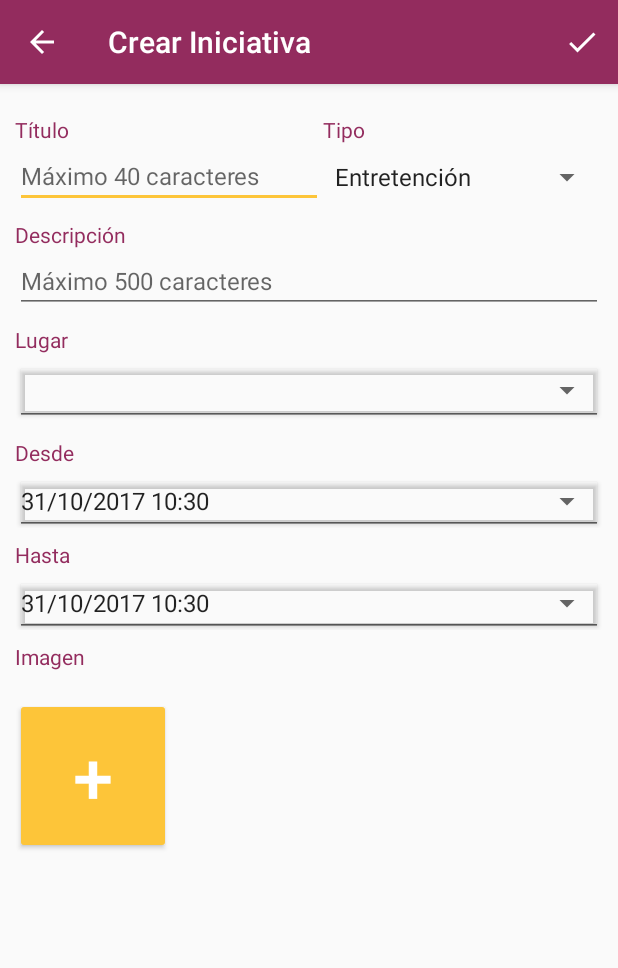
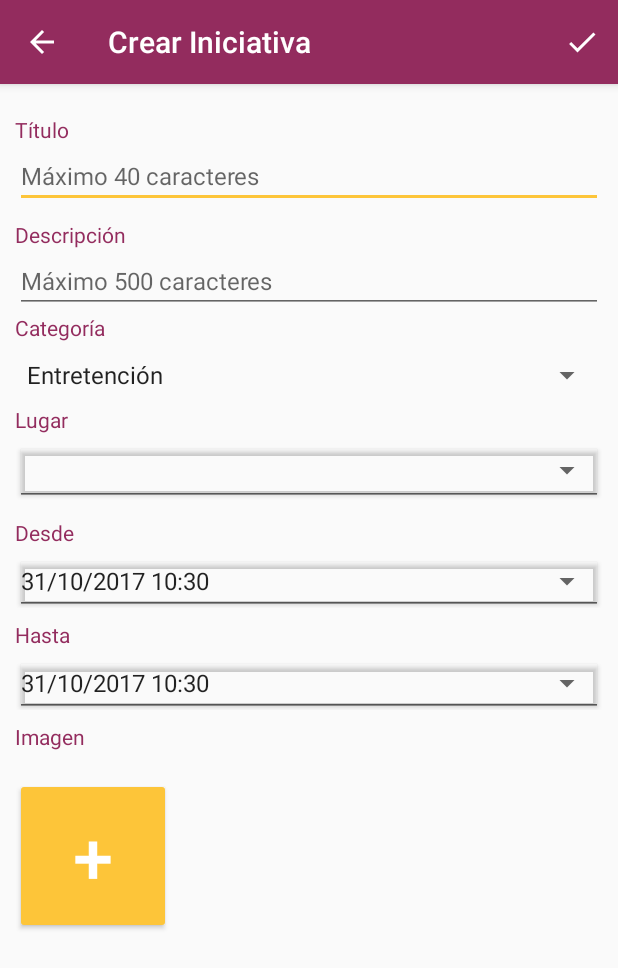
Before and after one commit to archidemus/kamal, an Android app: the CreateInitiativeActivity screen opened directly, with no data from a screen before it, on a phone screen of 412 x 824 dp. Shown: the top 968 px of the screen. Run offline under Robolectric (Android 15) with nearby library versions, the phone set to English and light mode, and no system bars; our stand-ins replace Firebase (no records; nobody signed in at launch, a user with empty details on screens opened directly), Picasso; libraries missing offline, so code that uses them is left out: com.github.jjobes.slidedatetimepicker, com.theartofdev.edmodo; pictures from the network do not load.

Commit message:
varios arreglos

```diff
--- a/app/src/main/java/com/byobdev/kamal/DescriptionFragment.java
+++ b/app/src/main/java/com/byobdev/kamal/DescriptionFragment.java
@@ -233,7 +233,7 @@ public class DescriptionFragment extends Fragment implements ListCommentFragment
                     else  if(estado.equals("0")){
                         Calificar.setVisibility(View.INVISIBLE);
                     }
-                    else if(distanceInMeters > 100){
+                    else if(distanceInMeters > 500){
                         Calificar.setVisibility(View.INVISIBLE);
                     }
                 } else {
--- a/app/src/main/res/layout/activity_create_initiative.xml
+++ b/app/src/main/res/layout/activity_create_initiative.xml
@@ -46,7 +46,7 @@
                 android:layout_weight="0.00">
 
                 <LinearLayout
-                    android:layout_width="205dp"
+                    android:layout_width="match_parent"
                     android:layout_height="wrap_content"
                     android:gravity="center"
                     android:orientation="vertical">
@@ -75,29 +75,7 @@
 
                 </LinearLayout>
 
-                <LinearLayout
-                    android:layout_width="match_parent"
-                    android:layout_height="wrap_content"
-                    android:orientation="vertical"
-                    android:weightSum="1">
 
-                    <TextView
-                        android:id="@+id/textView4"
-                        android:layout_width="match_parent"
-                        android:layout_height="wrap_content"
-                        android:text="Tipo"
-                        android:textColor="@color/Primary" />
-
-                    <Spinner
-                        android:id="@+id/spinner"
-                        android:layout_width="match_parent"
-                        android:layout_height="wrap_content"
-                        android:layout_marginTop="10dp"
-                        android:layout_weight="1.05"
-                        android:gravity="center"
-                        android:minWidth="120dp"
-                        android:transitionGroup="false" />
-                </LinearLayout>
             </LinearLayout>
 
 
@@ -118,7 +96,29 @@
                 android:inputType="textMultiLine"
                 android:maxLength="500"
                 android:textSize="16sp"/>
+            <LinearLayout
+                android:layout_width="match_parent"
+                android:layout_height="wrap_content"
+                android:orientation="vertical"
+                android:weightSum="1">
 
+                <TextView
+                    android:id="@+id/textView4"
+                    android:layout_width="match_parent"
+                    android:layout_height="wrap_content"
+                    android:text="Categoría"
+                    android:textColor="@color/Primary" />
+
+                <Spinner
+                    android:id="@+id/spinner"
+                    android:layout_width="match_parent"
+                    android:layout_height="wrap_content"
+                    android:layout_marginTop="10dp"
+                    android:layout_weight="1.05"
+                    android:gravity="center"
+                    android:minWidth="120dp"
+                    android:transitionGroup="false" />
+            </LinearLayout>
             <LinearLayout
                 android:layout_width="match_parent"
                 android:layout_height="wrap_content"
--- a/app/src/main/res/layout/main_category_filter.xml
+++ b/app/src/main/res/layout/main_category_filter.xml
@@ -23,7 +23,7 @@
             android:layout_height="wrap_content"
             android:layout_marginLeft="16dp"
             android:layout_marginBottom="5dp"
-            android:text="Iniciativas de categoria"
+            android:text="Filtrar por categoría"
             android:textColor="@color/Primary"
             android:layout_gravity="top"/>
     </RelativeLayout>
```
Also changed, not shown: app/src/main/java/com/byobdev/kamal/ListActivity.java (+13 -1 lines), app/src/main/res/drawable/ic_arrow_down.xml (added, +9 -0 lines), app/src/main/res/drawable/ic_arrow_up.xml (added, +9 -0 lines), app/src/main/res/layout/activity_edit_initiative.xml (+23 -23 lines), app/src/main/res/layout/main_time_filter.xml (+36 -26 lines).
